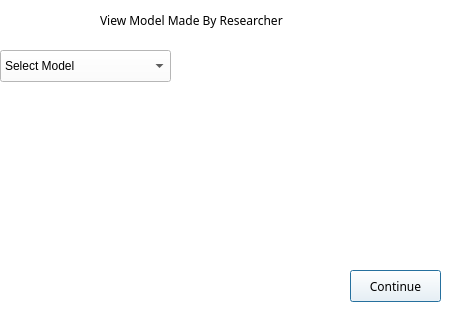
Above: LoginGUI/userselectmodel.ui from ShihoVN/HiveChime before the change. Below: the same form after it.
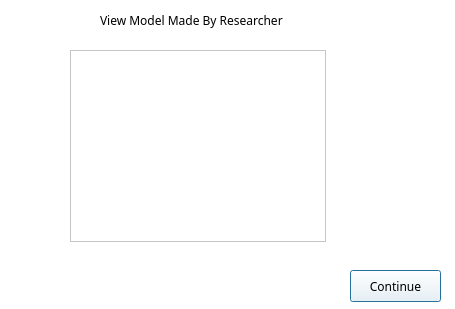
That is the form after the change.

Diff of the .ui file:
```diff
--- a/LoginGUI/userselectmodel.ui
+++ b/LoginGUI/userselectmodel.ui
@@ -473,21 +473,6 @@
     <string>View Model Made By Researcher</string>
    </property>
   </widget>
-  <widget class="QComboBox" name="comboBox">
-   <property name="geometry">
-    <rect>
-     <x>0</x>
-     <y>50</y>
-     <width>171</width>
-     <height>32</height>
-    </rect>
-   </property>
-   <item>
-    <property name="text">
-     <string>Select Model</string>
-    </property>
-   </item>
-  </widget>
   <widget class="QPushButton" name="pushButton">
    <property name="geometry">
     <rect>
@@ -506,6 +491,16 @@
     <string>Continue</string>
    </property>
   </widget>
+  <widget class="QListWidget" name="ModelList">
+   <property name="geometry">
+    <rect>
+     <x>70</x>
+     <y>50</y>
+     <width>256</width>
+     <height>192</height>
+    </rect>
+   </property>
+  </widget>
  </widget>
  <resources/>
  <connections/>
```
